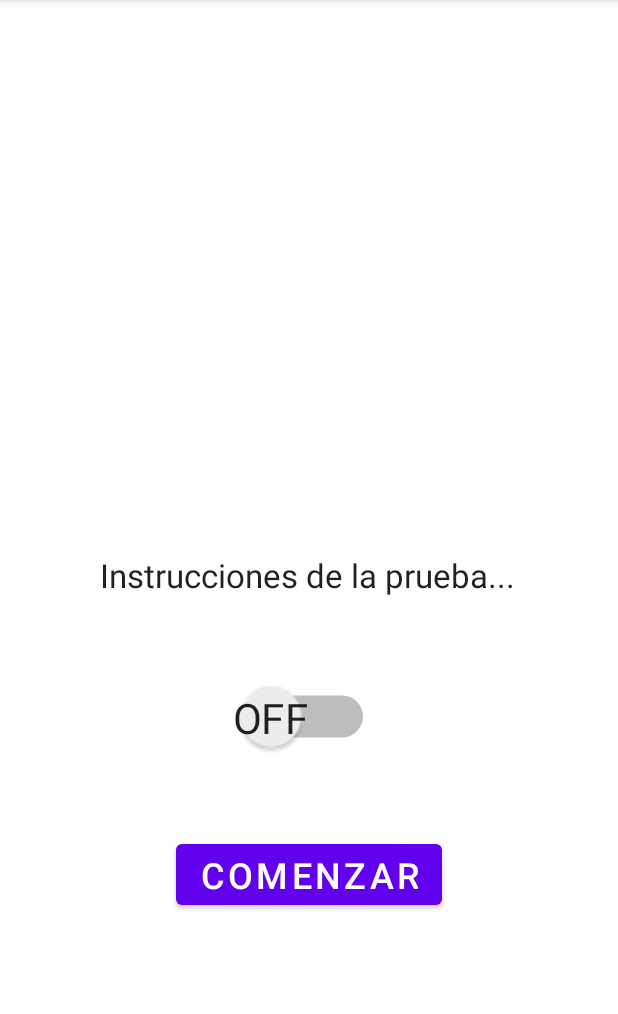
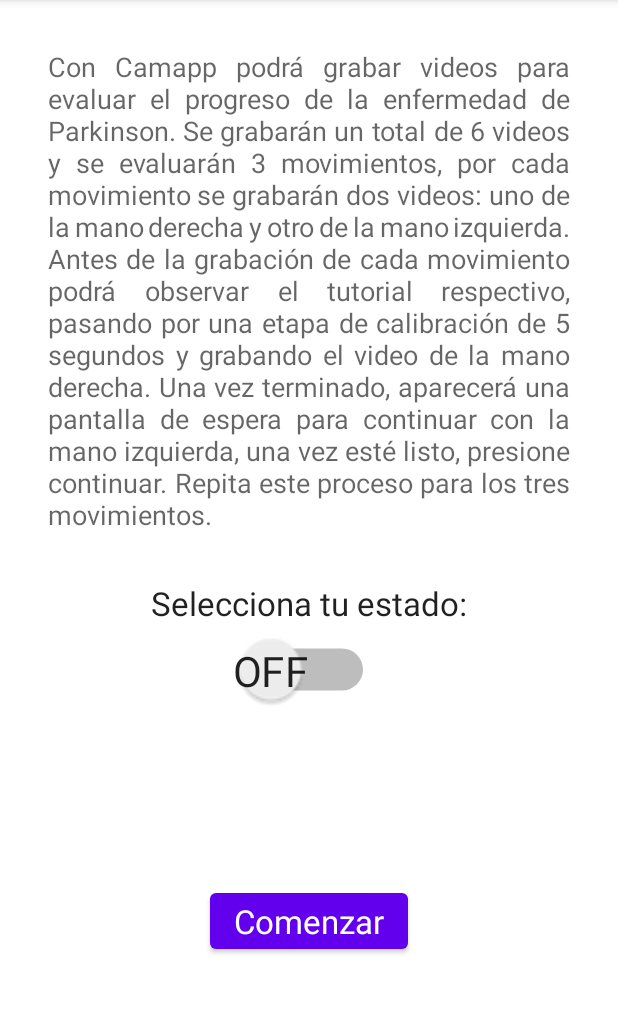
Before and after one commit to CamilaR20/Camera_android_app, an Android app: the InstructionsActivity screen opened directly, with no data from a screen before it, on a phone screen of 412 x 824 dp, the part 84-1098 px from its top. Run offline under Robolectric (Android 15) with nearby library versions, the phone set to English and light mode, and no system bars; libraries missing offline, so code that uses them is left out: androidx.camera.core, androidx.camera.lifecycle, androidx.camera.view; 2 statements that could not run were skipped.

Commit message:
Layout changes

```diff
--- a/app/src/main/res/layout/activity_break.xml
+++ b/app/src/main/res/layout/activity_break.xml
@@ -10,8 +10,8 @@
         android:id="@+id/textView3"
         android:layout_width="0dp"
         android:layout_height="wrap_content"
-        android:layout_marginStart="16dp"
-        android:layout_marginEnd="16dp"
+        android:layout_marginStart="32dp"
+        android:layout_marginEnd="32dp"
         android:text="Presione continuar cuando esté listo para grabar el movimiento con la mano derecha."
         android:textAlignment="center"
         android:textAppearance="@style/TextAppearance.AppCompat.Large"
@@ -27,6 +27,7 @@
         android:layout_marginTop="32dp"
         android:onClick="goToCamera"
         android:text="Continuar"
+        android:textAppearance="@style/TextAppearance.AppCompat.Large"
         app:layout_constraintEnd_toEndOf="parent"
         app:layout_constraintStart_toStartOf="parent"
         app:layout_constraintTop_toBottomOf="@+id/textView3" />
--- a/app/src/main/res/layout/activity_instructions.xml
+++ b/app/src/main/res/layout/activity_instructions.xml
@@ -8,17 +8,17 @@
 
     <TextView
         android:id="@+id/textView3"
-        android:layout_width="wrap_content"
+        android:layout_width="0dp"
         android:layout_height="wrap_content"
-        android:text="Instrucciones de la prueba..."
-        android:textAlignment="center"
-        android:textAppearance="@style/TextAppearance.AppCompat.Large"
-        app:layout_constraintBottom_toBottomOf="parent"
+        android:layout_marginStart="32dp"
+        android:layout_marginTop="32dp"
+        android:layout_marginEnd="32dp"
+        android:justificationMode="inter_word"
+        android:text="Con Camapp podrá grabar videos para evaluar el progreso de la enfermedad de Parkinson. Se grabarán un total de 6 videos  y se evaluarán 3 movimientos, por cada movimiento se grabarán dos videos: uno de la mano derecha y otro de la mano izquierda. Antes de la grabación de cada movimiento podrá observar el tutorial respectivo, pasando por una etapa de calibración de 5 segundos y grabando el video de la mano derecha. Una vez terminado, aparecerá una pantalla de espera para continuar con la mano izquierda, una vez esté listo, presione continuar. Repita este proceso para los tres movimientos."
+        android:textAppearance="@style/TextAppearance.AppCompat.Medium"
         app:layout_constraintEnd_toEndOf="parent"
-        app:layout_constraintHorizontal_bias="0.495"
         app:layout_constraintStart_toStartOf="parent"
-        app:layout_constraintTop_toTopOf="parent"
-        app:layout_constraintVertical_bias="0.499" />
+        app:layout_constraintTop_toTopOf="parent" />
 
     <Button
         android:id="@+id/button2"
@@ -26,22 +26,33 @@
         android:layout_height="wrap_content"
         android:onClick="goToTutorial"
         android:text="Comenzar"
-        android:textSize="24sp"
+        android:textAppearance="@style/TextAppearance.AppCompat.Large"
         app:layout_constraintBottom_toBottomOf="parent"
         app:layout_constraintEnd_toEndOf="parent"
         app:layout_constraintStart_toStartOf="parent"
-        app:layout_constraintTop_toBottomOf="@+id/textView3" />
+        app:layout_constraintTop_toBottomOf="@+id/switchONOFF" />
 
     <Switch
         android:id="@+id/switchONOFF"
         android:layout_width="wrap_content"
         android:layout_height="wrap_content"
+        android:layout_marginTop="16dp"
         android:scaleX="2"
         android:scaleY="2"
         android:showText="true"
         android:textOff="OFF"
         android:textOn="ON"
-        app:layout_constraintBottom_toTopOf="@+id/button2"
+        app:layout_constraintEnd_toEndOf="parent"
+        app:layout_constraintStart_toStartOf="parent"
+        app:layout_constraintTop_toBottomOf="@+id/textView4" />
+
+    <TextView
+        android:id="@+id/textView4"
+        android:layout_width="wrap_content"
+        android:layout_height="wrap_content"
+        android:layout_marginTop="32dp"
+        android:text="Selecciona tu estado:"
+        android:textAppearance="@style/TextAppearance.AppCompat.Large"
         app:layout_constraintEnd_toEndOf="parent"
         app:layout_constraintStart_toStartOf="parent"
         app:layout_constraintTop_toBottomOf="@+id/textView3" />
```
Also changed, not shown: app/src/main/res/layout/activity_tutorial.xml (+11 -10 lines).
